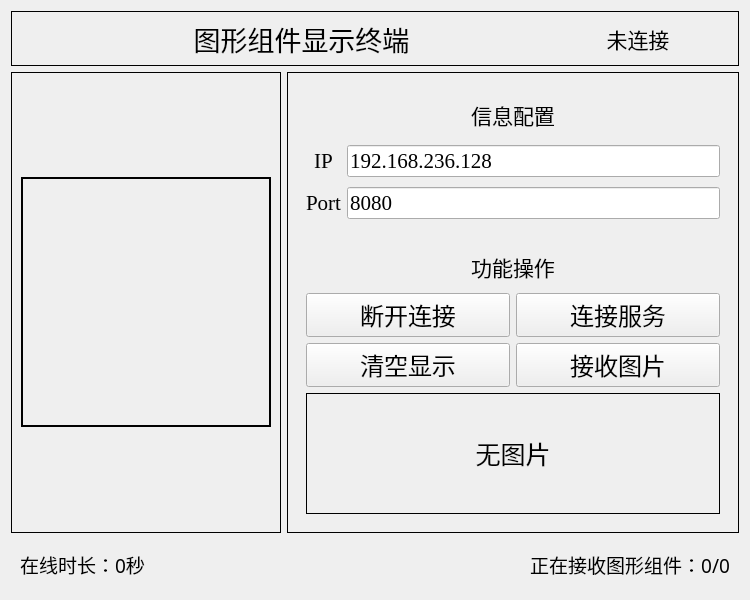
Before: the Qt Designer form widget.ui in DavidingPlus/graphics-display-terminal, drawn with Qt 5.
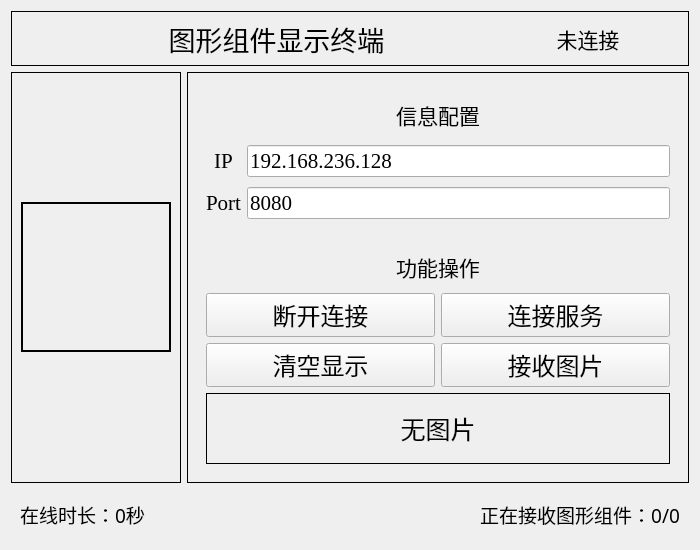
After: the same form once the commit is applied. Icons and pictures are not drawn.

```diff
--- a/widget.ui
+++ b/widget.ui
@@ -6,8 +6,8 @@
    <rect>
     <x>0</x>
     <y>0</y>
-    <width>750</width>
-    <height>600</height>
+    <width>700</width>
+    <height>550</height>
    </rect>
   </property>
   <property name="sizePolicy">
@@ -360,14 +360,14 @@
         </property>
         <property name="minimumSize">
          <size>
-          <width>250</width>
-          <height>250</height>
+          <width>150</width>
+          <height>150</height>
          </size>
         </property>
         <property name="maximumSize">
          <size>
-          <width>250</width>
-          <height>250</height>
+          <width>150</width>
+          <height>150</height>
          </size>
         </property>
         <property name="frameShape">
```
Left out of the diff: 82 changed lines with no effect on the pictures.
